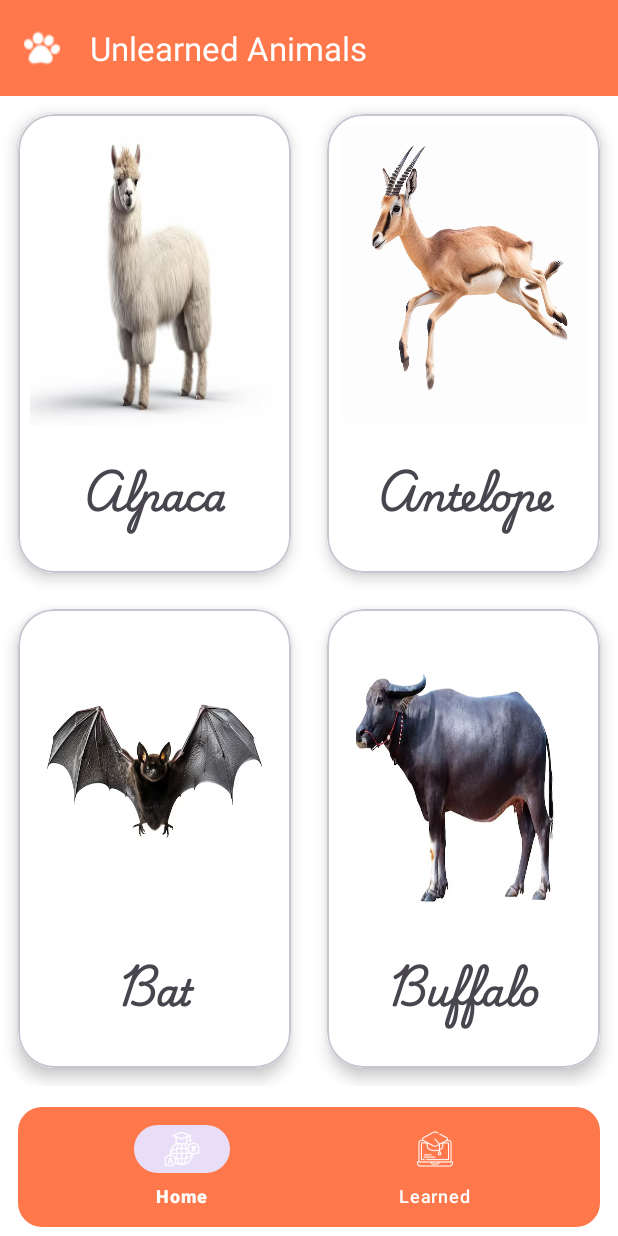
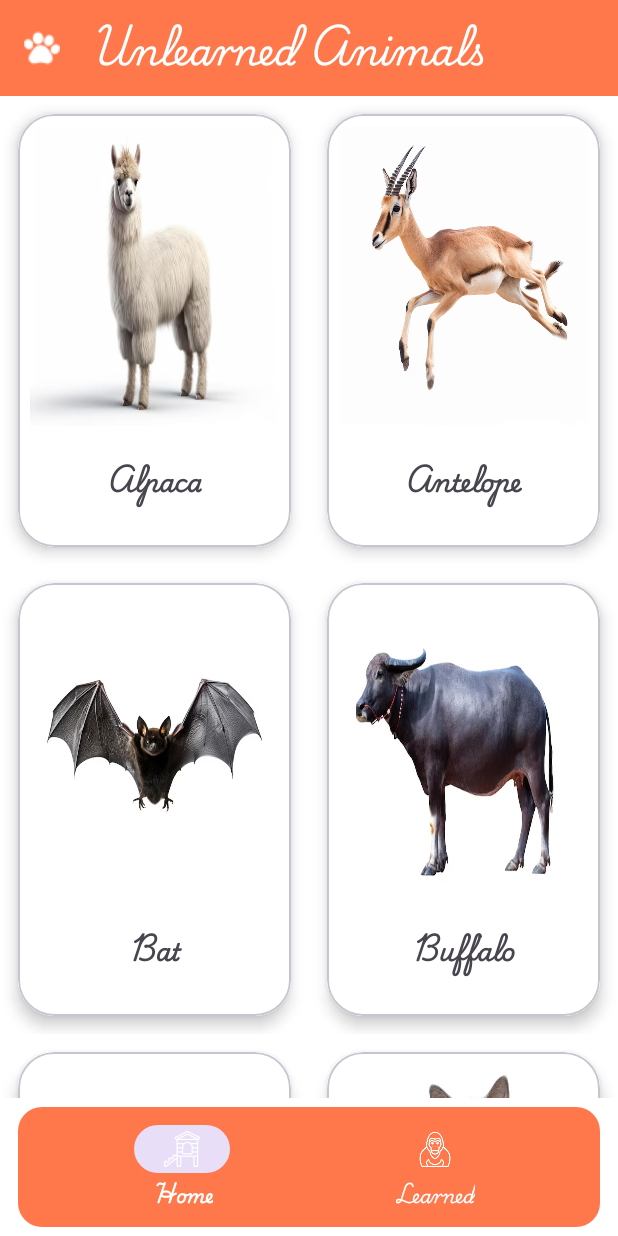
Before and after one commit to HalilllYlmz/Sevimli-Dostlar, an Android app built with Jetpack Compose: the screen it shows after launch (MainActivity), on a phone screen of 412 x 824 dp. Run offline under Robolectric (Android 15) with nearby library versions, the phone set to English and light mode, and no system bars; our stand-ins replace navigation-ui.

Commit message:
bottom nav icon changed

```diff
--- a/app/src/main/java/com/halil/halilingo/AllWordsAdapter.kt
+++ b/app/src/main/java/com/halil/halilingo/AllWordsAdapter.kt
@@ -29,7 +29,7 @@ class AllWordsAdapter(
                     inputStream.close()
                 } catch (e: IOException) {
                     e.printStackTrace()
-                    imageView.setImageResource(R.drawable.all)
+                    imageView.setImageResource(R.drawable.gorilla)
                 }
             }
         }
--- a/app/src/main/java/com/halil/halilingo/DetailFragment.kt
+++ b/app/src/main/java/com/halil/halilingo/DetailFragment.kt
@@ -61,7 +61,7 @@ class DetailFragment : BaseFragment<FragmentDetailBinding>(), OnInitListener {
             inputStream.close()
         } catch (e: IOException) {
             e.printStackTrace()
-            binding.ivAnimal.setImageResource(R.drawable.all)
+            binding.ivAnimal.setImageResource(R.drawable.gorilla)
         }
         binding.btnVolume.setOnClickListener {
             speak(animal.english)
--- a/app/src/main/res/layout/activity_main.xml
+++ b/app/src/main/res/layout/activity_main.xml
@@ -27,6 +27,8 @@
         android:background="@drawable/rounded_bottom_nav_bg"
         android:layout_marginHorizontal="12dp"
         android:layout_marginVertical="6dp"
+        app:itemTextAppearanceActive="@style/CustomToolbarNavItemTextAppearance"
+        app:itemTextAppearanceInactive="@style/CustomToolbarNavItemTextAppearance"
         app:itemIconTint="@color/white"
         app:itemTextColor="@color/white"
         app:labelVisibilityMode="labeled"
--- a/app/src/main/res/layout/activity_splash.xml
+++ b/app/src/main/res/layout/activity_splash.xml
@@ -21,6 +21,7 @@
         android:id="@+id/appNameTextView"
         android:layout_width="wrap_content"
         android:layout_height="wrap_content"
+        android:fontFamily="@font/playwritecu_regular"
         android:text="@string/app_name"
         android:textSize="36sp"
         android:textColor="#ff3c00"
--- a/app/src/main/res/layout/fragment_detail.xml
+++ b/app/src/main/res/layout/fragment_detail.xml
@@ -14,6 +14,7 @@
         android:background="@color/orange"
         android:theme="?attr/actionBarTheme"
         app:title="Detail"
+        app:titleTextAppearance="@style/CustomToolbarTitleTextAppearance"
         app:navigationIcon="@drawable/ic_arrow_back"
         app:titleTextColor="@color/white" />
 
@@ -42,6 +43,7 @@
             android:layout_width="wrap_content"
             android:layout_height="wrap_content"
             android:layout_marginStart="24dp"
+            android:fontFamily="@font/playwritecu_regular"
             android:textSize="24sp"
             android:textStyle="bold"
             tools:text="Cat" />
@@ -69,6 +71,7 @@
             android:layout_height="wrap_content"
             android:layout_marginEnd="24dp"
             android:layout_weight="1"
+            android:fontFamily="@font/playwritecu_regular"
             android:gravity="end"
             android:textSize="24sp"
             android:textStyle="bold"
@@ -92,6 +95,7 @@
         android:layout_height="wrap_content"
         android:layout_gravity="center_horizontal"
         android:textSize="16sp"
+        android:fontFamily="@font/playwritecu_regular"
         android:textStyle="bold"
         android:textColor="@color/black"
         android:text="@string/learned"/>
--- a/app/src/main/res/layout/fragment_home.xml
+++ b/app/src/main/res/layout/fragment_home.xml
@@ -13,10 +13,12 @@
         android:layout_height="wrap_content"
         android:background="@color/orange"
         android:theme="?attr/actionBarTheme"
+        app:navigationIcon="@drawable/paw_print"
+        app:navigationIconTint="@color/white"
+
         app:title="@string/unlearned_animals"
-        app:titleTextColor="@color/white"
-        app:navigationIconTint="@color/white"
-        app:navigationIcon="@drawable/paw_print" />
+        app:titleTextAppearance="@style/CustomToolbarTitleTextAppearance"
+        app:titleTextColor="@color/white" />
 
     <androidx.swiperefreshlayout.widget.SwipeRefreshLayout
         android:id="@+id/swipeRefreshLayout"
@@ -27,7 +29,7 @@
             android:id="@+id/rvAllWords"
             android:layout_width="match_parent"
             android:layout_height="match_parent"
-            tools:listitem="@layout/item_layout_all_words"/>
+            tools:listitem="@layout/item_layout_all_words" />
 
     </androidx.swiperefreshlayout.widget.SwipeRefreshLayout>
 
--- a/app/src/main/res/layout/fragment_learned.xml
+++ b/app/src/main/res/layout/fragment_learned.xml
@@ -13,6 +13,7 @@
         android:layout_width="match_parent"
         android:layout_height="wrap_content"
         android:background="@color/orange"
+        app:titleTextAppearance="@style/CustomToolbarTitleTextAppearance"
         android:theme="?attr/actionBarTheme"
         app:title="@string/learned_animals"
         app:titleTextColor="@color/white"
--- a/app/src/main/res/layout/item_layout_all_words.xml
+++ b/app/src/main/res/layout/item_layout_all_words.xml
@@ -28,7 +28,7 @@
                 android:layout_width="match_parent"
                 android:layout_height="200dp"
                 android:scaleType="fitXY"
-                tools:src="@drawable/all" />
+                tools:src="@drawable/gorilla" />
 
             <TextView
                 android:id="@+id/textView"
@@ -40,7 +40,7 @@
                 android:gravity="center"
                 android:maxLines="1"
                 android:padding="6dp"
-                android:textSize="24sp"
+                android:textSize="16sp"
                 android:textStyle="bold"
                 tools:text="Eagle" />
         </LinearLayout>
--- a/app/src/main/res/menu/bottom_nav_menu.xml
+++ b/app/src/main/res/menu/bottom_nav_menu.xml
@@ -2,9 +2,9 @@
 <menu xmlns:android="http://schemas.android.com/apk/res/android">
     <item android:id="@id/homeFragment"
         android:title="@string/home"
-        android:icon="@drawable/all"/>
+        android:icon="@drawable/chicken_coop"/>
     <item android:id="@id/learnedFragment"
         android:title="@string/learned"
-        android:icon="@drawable/learned"/>
+        android:icon="@drawable/gorilla"/>
 
 </menu>
--- a/app/src/main/res/values/styles.xml
+++ b/app/src/main/res/values/styles.xml
@@ -1,3 +1,11 @@
 <?xml version="1.0" encoding="utf-8"?>
 <resources>
+    <style name="CustomToolbarTitleTextAppearance" parent="TextAppearance.Widget.AppCompat.Toolbar.Title">
+        <item name="android:fontFamily">@font/playwritecu_regular</item>
+        <item name="android:textSize">24sp</item> <!-- Gerektiğinde text size'ı da belirleyin -->
+    </style>
+    <style name="CustomToolbarNavItemTextAppearance" parent="TextAppearance.Widget.AppCompat.Toolbar.Title">
+        <item name="android:fontFamily">@font/playwritecu_regular</item>
+        <item name="android:textSize">12sp</item>
+    </style>
 </resources>
```
Also changed, not shown: app/src/main/res/drawable/all.png (deleted), app/src/main/res/drawable/chicken_coop.png (added), app/src/main/res/drawable/gorilla.png (added), app/src/main/res/drawable/learned.png (deleted).
